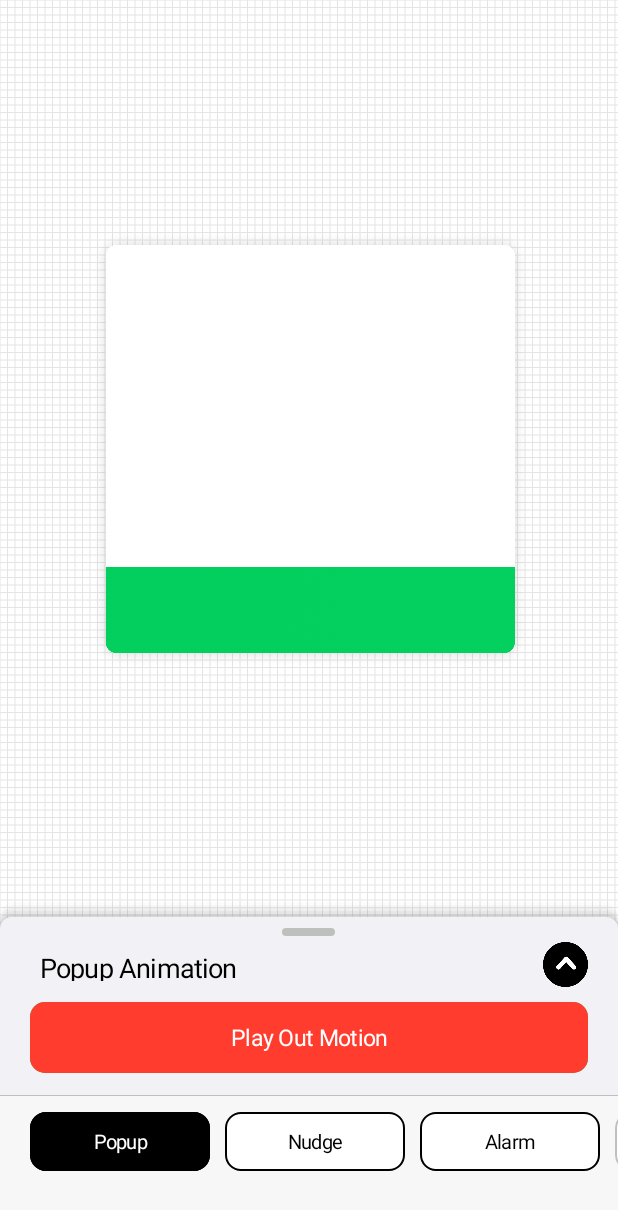
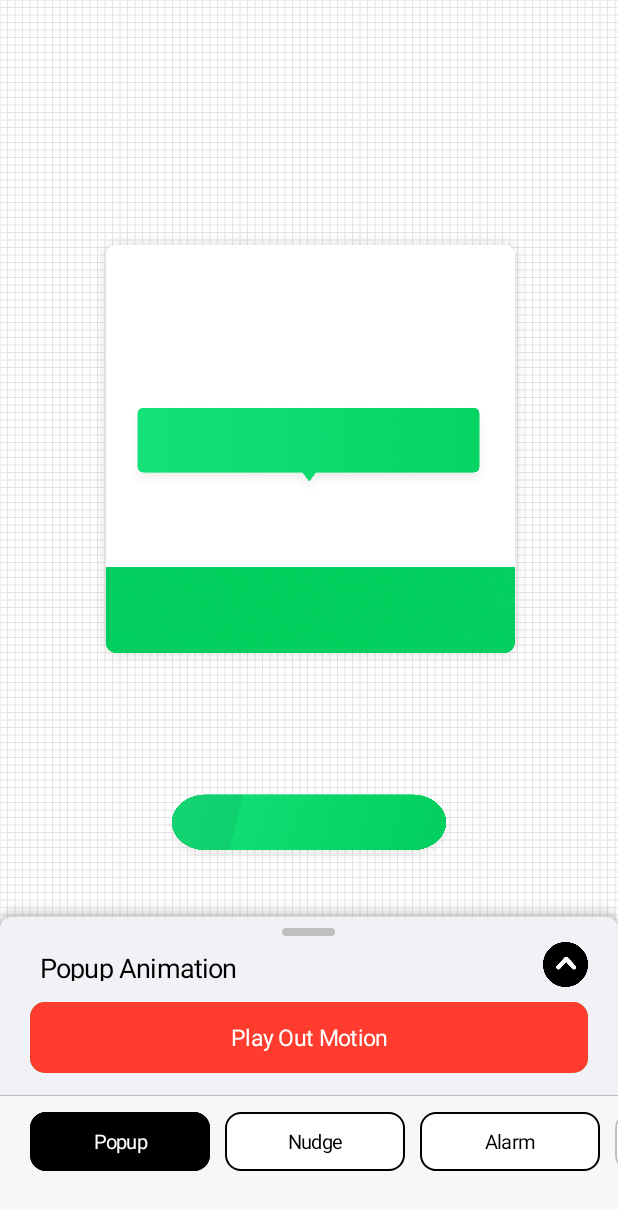
Before and after one commit to sunginhong/ISO-AND, an Android app: the screen it shows after launch (MainActivity), after a tap on "Play in Motion", on a phone screen of 412 x 824 dp. Shown: the top 1210 px of the screen. Run offline under Robolectric (Android 15) with nearby library versions, the phone set to English and light mode, and no system bars; 96 statements that could not run were skipped.

Commit message:
2022/3/10r

```diff
--- a/app/src/main/java/com/example/sideproject_06/AnimRectObject.java
+++ b/app/src/main/java/com/example/sideproject_06/AnimRectObject.java
@@ -13,7 +13,7 @@ import androidx.core.view.animation.PathInterpolatorCompat;
 
 public class AnimRectObject {
     Context mContext;
-    public static View item;
+    public static View view_item0;
     public static Interpolator interpolator_easeInOut = PathInterpolatorCompat.create(0.65f, 0f, 0.35f, 1f);
     public static Interpolator interpolator_easeOut = PathInterpolatorCompat.create(0.33f, 1f, 0.68f, 1f);
     public static Interpolator interpolator_easeIn = PathInterpolatorCompat.create(0.32f, 0f, 0.67f, 0f);
@@ -21,32 +21,32 @@ public class AnimRectObject {
     public static Interpolator selEase_group1;
     public static Interpolator selEase_group2;
 
-    public AnimRectObject(View view){
-        item = view;
+    public AnimRectObject(View view0, View view1, View view2){
+        view_item0 = view0;
         selEase_group1 = interpolator_easeIn;
         selEase_group2 = interpolator_easeIn;
-        function_containAnim(item, Float.parseFloat(0+"f"), Float.parseFloat(MainActivity.group1_li2_state+"f"), Float.parseFloat(MainActivity.group1_li3_state+"f"), 0, selEase_group1);
+        function_containAnim(view_item0, Float.parseFloat(0+"f"), Float.parseFloat(MainActivity.group1_li2_state+"f"), Float.parseFloat(MainActivity.group1_li3_state+"f"), 0, selEase_group1);
     }
 
     public static void function_CasePopup_containStateAnim(){
         if (MainActivity.playMotionState == "Out"){
             function_group1_vibrate();
-            function_containAnim(item, Float.parseFloat(MainActivity.group1_li1_state+"f"), Float.parseFloat(MainActivity.group1_li2_state+"f"), Float.parseFloat(MainActivity.group1_li3_state+"f"), 0, selEase_group1);
+            function_containAnim(view_item0, Float.parseFloat(MainActivity.group1_li1_state+"f"), Float.parseFloat(MainActivity.group1_li2_state+"f"), Float.parseFloat(MainActivity.group1_li3_state+"f"), 0, selEase_group1);
             new Handler().postDelayed(new Runnable() {
                 @Override
                 public void run() {
-                    function_containAnim(item, Float.parseFloat(0+"f"), Float.parseFloat(1+"f"), Float.parseFloat(1+"f"), MainActivity.group1_li0_state, selEase_group1);
+                    function_containAnim(view_item0, Float.parseFloat(0+"f"), Float.parseFloat(1+"f"), Float.parseFloat(1+"f"), MainActivity.group1_li0_state, selEase_group1);
                 }
             }, 1);
         }
         if (MainActivity.playMotionState == "In"){
             function_group2_vibrate();
-            function_containAnim(item, Float.parseFloat(MainActivity.group2_li1_state+"f"), Float.parseFloat(MainActivity.group2_li2_state+"f"), Float.parseFloat(MainActivity.group2_li3_state+"f"), MainActivity.group2_li0_state, selEase_group2);
+            function_containAnim(view_item0, Float.parseFloat(MainActivity.group2_li1_state+"f"), Float.parseFloat(MainActivity.group2_li2_state+"f"), Float.parseFloat(MainActivity.group2_li3_state+"f"), MainActivity.group2_li0_state, selEase_group2);
         }
     }
 
     public static void function_CasePopup_containStateAnim_reset(){
-        function_containAnim(item, Float.parseFloat(0+"f"), Float.parseFloat(1+"f"), Float.parseFloat(0+"f"), 0, selEase_group2);
+        function_containAnim(view_item0, Float.parseFloat(0+"f"), Float.parseFloat(1+"f"), Float.parseFloat(0+"f"), 0, selEase_group2);
     }
 
     public static void function_containAnim(View view, float posN, float scaleN, float alphaN, int duration, Interpolator interpolator){
--- a/app/src/main/java/com/example/sideproject_06/MainActivity.java
+++ b/app/src/main/java/com/example/sideproject_06/MainActivity.java
@@ -3,7 +3,6 @@ package com.example.sideproject_06;
 import androidx.appcompat.app.AppCompatActivity;
 
 import android.content.Context;
-import android.graphics.Color;
 import android.graphics.Rect;
 import android.graphics.drawable.TransitionDrawable;
 import android.os.Bundle;
@@ -11,10 +10,8 @@ import android.os.Handler;
 import android.util.Log;
 import android.view.View;
 import android.view.ViewGroup;
-import android.view.animation.DecelerateInterpolator;
 import android.widget.Button;
 import android.widget.FrameLayout;
-import android.widget.ImageView;
 import android.widget.LinearLayout;
 import android.widget.RelativeLayout;
 import android.widget.TextView;
@@ -67,7 +64,9 @@ public class MainActivity extends AppCompatActivity {
     public static FrameLayout rect_objectFL;
     public static FrameLayout rect_objectFL_Copy;
     public static RelativeLayout rect_objectRL;
-    public static SquareView rect_object;
+    public static SquareView anim_object_case0;
+    public static View anim_object_case1;
+    public static View anim_object_case2;
 
     public static TextView anim_title;
 
@@ -342,8 +341,10 @@ public class MainActivity extends AppCompatActivity {
         rect_objectFL = (FrameLayout)findViewById(R.id.rect_objectFL);
         rect_objectFL_Copy = (FrameLayout)findViewById(R.id.rect_objectFL_Copy);
         rect_objectRL = (RelativeLayout)findViewById(R.id.rect_objectRL);
-        rect_object = (SquareView)findViewById(R.id.rect_object);
-        AnimRectObject animRectObject = new AnimRectObject(rect_object);
+        anim_object_case0 = (SquareView)findViewById(R.id.anim_object_case0);
+        anim_object_case1 = (View)findViewById(R.id.anim_object_case1);
+        anim_object_case2 = (View)findViewById(R.id.anim_object_case2);
+        AnimRectObject animRectObject = new AnimRectObject(anim_object_case0, anim_object_case1, anim_object_case2);
 
         LinearLayout layout_container_top_group= findViewById(R.id.container_top_group);
         layout_container_top_group.measure(ViewGroup.LayoutParams.WRAP_CONTENT, ViewGroup.LayoutParams.WRAP_CONTENT);
--- a/app/src/main/res/layout/activity_main.xml
+++ b/app/src/main/res/layout/activity_main.xml
@@ -34,7 +34,7 @@
             >
 
             <com.example.sideproject_06.SquareView
-                android:id="@+id/rect_object"
+                android:id="@+id/anim_object_case0"
                 android:layout_width="match_parent"
                 android:layout_height="match_parent"
                 android:layout_centerInParent="true"
@@ -46,9 +46,27 @@
                  >
             </com.example.sideproject_06.SquareView>
 
-
-
+            <View
+                android:id="@+id/anim_object_case1"
+                android:layout_width="196dp"
+                android:layout_height="48dp"
+                android:layout_centerInParent="true"
+                android:layout_alignParentBottom="true"
+                android:layout_centerHorizontal="false"
+                android:layout_gravity="bottom|center"
+                android:layout_marginBottom="24dp"
+                android:background="@drawable/nudge" />
+
+            <View
+                android:id="@+id/anim_object_case2"
+                android:layout_width="242dp"
+                android:layout_height="63dp"
+                android:layout_centerInParent="true"
+                android:layout_centerHorizontal="false"
+                android:layout_gravity="bottom|center"
+                android:background="@drawable/alarm" />
         </RelativeLayout>
+
 
     </FrameLayout>
 
```
Also changed, not shown: app/src/main/res/drawable/item_case1.xml (added, +60 -0 lines), app/src/main/res/drawable/alarm.png (added), app/src/main/res/drawable/nudge.png (added).
